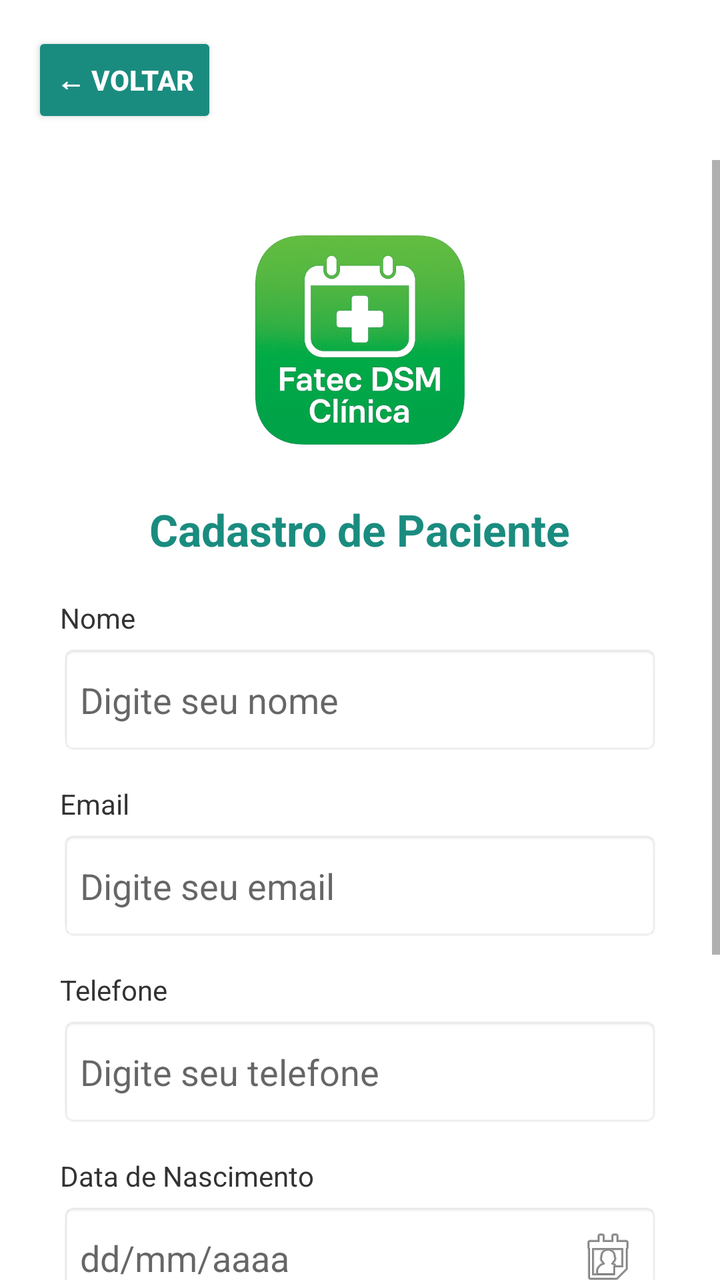
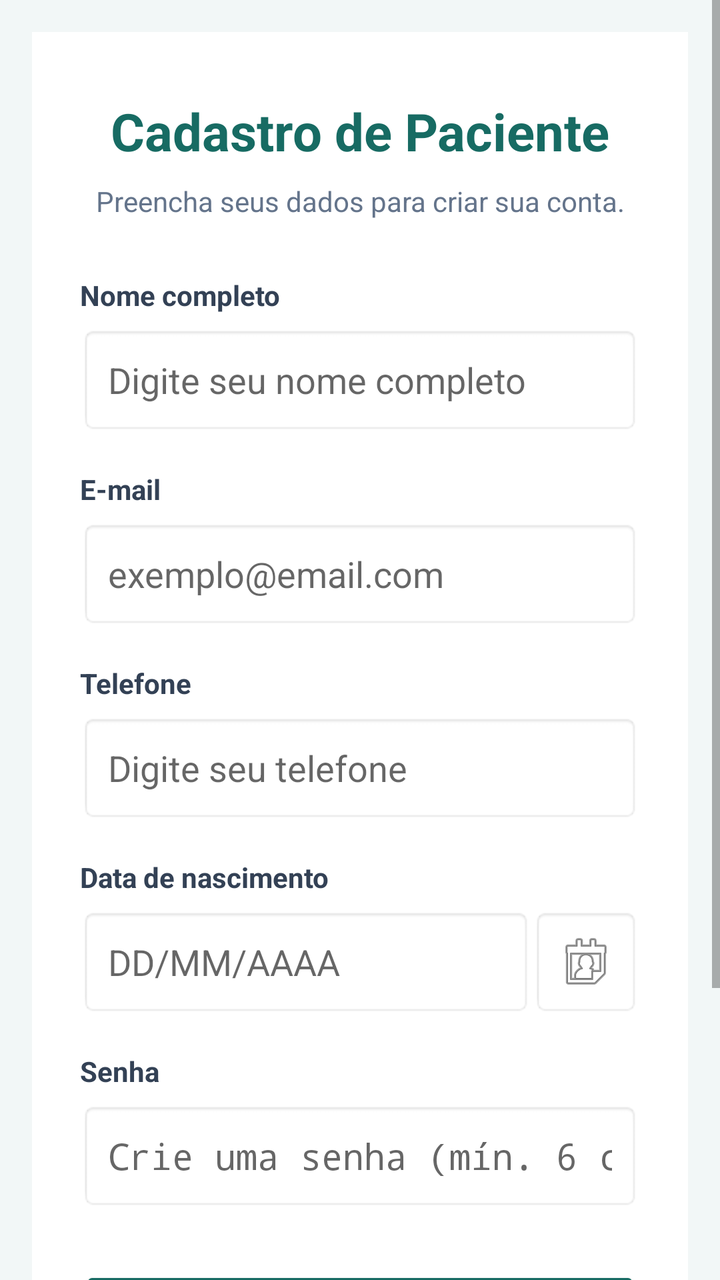

An Android layout rendered at two revisions. The XML below is the earlier revision; the diff shows what the commit changed to produce the second picture.
<!-- AndroidManifest.xml: application theme Theme.AppCompat.Light.DarkActionBar -->
<!-- res/layout/activity_main.xml -->
<?xml version="1.0" encoding="utf-8"?>
<LinearLayout xmlns:android="http://schemas.android.com/apk/res/android"
    android:layout_width="match_parent"
    android:layout_height="match_parent"
    android:orientation="vertical"
    android:background="#FFFFFF">

    
    <RelativeLayout
        android:layout_width="match_parent"
        android:layout_height="wrap_content"
        android:padding="16dp">

        <Button
            android:id="@+id/btnVoltarCadastro"
            android:layout_width="wrap_content"
            android:layout_height="wrap_content"
            android:text="← VOLTAR"
            android:backgroundTint="#1a8c7f"
            android:textColor="#FFFFFF"
            android:textStyle="bold" />
    </RelativeLayout>

    
    <ScrollView
        android:layout_width="match_parent"
        android:layout_height="0dp"
        android:layout_weight="1"
        android:fillViewport="true">

        <LinearLayout
            android:layout_width="match_parent"
            android:layout_height="wrap_content"
            android:orientation="vertical"
            android:padding="30dp"
            android:gravity="center">

            
            <ImageView
                android:layout_width="120dp"
                android:layout_height="120dp"
                android:src="@drawable/logomed"
                android:layout_marginBottom="20dp" />

            
            <TextView
                android:layout_width="wrap_content"
                android:layout_height="wrap_content"
                android:text="Cadastro de Paciente"
                android:textSize="22sp"
                android:textStyle="bold"
                android:textColor="#1a8c7f"
                android:layout_marginBottom="20dp"/>

            
            <TextView
                android:layout_width="match_parent"
                android:layout_height="wrap_content"
                android:text="Nome"
                android:textSize="14sp"
                android:textColor="#333333"
                android:layout_marginBottom="4dp"/>

            <EditText
                android:id="@+id/editNomeCadastro"
                android:layout_width="match_parent"
                android:layout_height="55dp"
                android:hint="Digite seu nome"
                android:inputType="textPersonName|textCapWords"
                android:padding="10dp"
                android:background="@android:drawable/editbox_background"
                android:layout_marginBottom="15dp" />

            
            <TextView
                android:layout_width="match_parent"
                android:layout_height="wrap_content"
                android:text="Email"
                android:textSize="14sp"
                android:textColor="#333333"
                android:layout_marginBottom="4dp"/>

            <EditText
                android:id="@+id/editEmailCadastro"
                android:layout_width="match_parent"
                android:layout_height="55dp"
                android:hint="Digite seu email"
                android:inputType="textEmailAddress"
                android:padding="10dp"
                android:background="@android:drawable/editbox_background"
                android:layout_marginBottom="15dp" />

            
            <TextView
                android:layout_width="match_parent"
                android:layout_height="wrap_content"
                android:text="Telefone"
                android:textSize="14sp"
                android:textColor="#333333"
                android:layout_marginBottom="4dp"/>

            <EditText
                android:id="@+id/editTelefoneCadastro"
                android:layout_width="match_parent"
                android:layout_height="55dp"
                android:hint="Digite seu telefone"
                android:inputType="phone"
                android:padding="10dp"
                android:background="@android:drawable/editbox_background"
                android:layout_marginBottom="15dp" />

            
            <TextView
                android:layout_width="match_parent"
                android:layout_height="wrap_content"
                android:text="Data de Nascimento"
                android:textSize="14sp"
                android:textColor="#333333"
                android:layout_marginBottom="4dp"/>

            <EditText
                android:id="@+id/editNascimentoCadastro"
                android:layout_width="match_parent"
                android:layout_height="55dp"
                android:hint="dd/mm/aaaa"
                android:inputType="none"
                android:focusable="false"
                android:clickable="true"
                android:padding="10dp"
                android:background="@android:drawable/editbox_background"
                android:drawableEnd="@android:drawable/ic_menu_my_calendar"
                android:layout_marginBottom="15dp" />

            
            <TextView
                android:layout_width="match_parent"
                android:layout_height="wrap_content"
                android:text="Senha"
                android:textSize="14sp"
                android:textColor="#333333"
                android:layout_marginBottom="4dp"/>

            <EditText
                android:id="@+id/editSenhaCadastro"
                android:layout_width="match_parent"
                android:layout_height="55dp"
                android:hint="Crie uma senha (mín. 6 dígitos)"
                android:inputType="textPassword"
                android:padding="10dp"
                android:background="@android:drawable/editbox_background"
                android:layout_marginBottom="25dp" />

            
            <Button
                android:id="@+id/btnCadastrar"
                android:layout_width="match_parent"
                android:layout_height="65dp"
                android:text="FINALIZAR CADASTRO"
                android:backgroundTint="#1a8c7f"
                android:textColor="#FFFFFF"
                android:textStyle="bold" />

        </LinearLayout>
    </ScrollView>
</LinearLayout>
<!-- resources referenced by this layout -->
<resources>
  <!-- drawable logomed: png bitmap (drawable, 172766 bytes) -->
</resources>

<!-- the commit's change to res/layout/activity_main.xml (unified diff, before → after) -->
@@ -1,165 +1,196 @@
 <?xml version="1.0" encoding="utf-8"?>
-<LinearLayout xmlns:android="http://schemas.android.com/apk/res/android"
+<ScrollView xmlns:android="http://schemas.android.com/apk/res/android"
     android:layout_width="match_parent"
     android:layout_height="match_parent"
-    android:orientation="vertical"
-    android:background="#FFFFFF">
+    android:background="#F2F7F7"
+    android:fillViewport="true"
+    android:clipToPadding="false">
 
-    
-    <RelativeLayout
+    <LinearLayout
         android:layout_width="match_parent"
         android:layout_height="wrap_content"
-        android:padding="16dp">
+        android:layout_margin="16dp"
+        android:orientation="vertical"
+        android:padding="24dp"
+        android:background="#FFFFFF">
 
-        <Button
-            android:id="@+id/btnVoltarCadastro"
-            android:layout_width="wrap_content"
+        <TextView
+            android:layout_width="match_parent"
             android:layout_height="wrap_content"
-            android:text="← VOLTAR"
-            android:backgroundTint="#1a8c7f"
-            android:textColor="#FFFFFF"
-            android:textStyle="bold" />
-    </RelativeLayout>
+            android:text="Cadastro de Paciente"
+            android:textSize="26sp"
+            android:textStyle="bold"
+            android:textColor="#176B63"
+            android:gravity="center"
+            android:layout_marginTop="8dp"
+            android:layout_marginBottom="8dp" />
 
-    
-    <ScrollView
-        android:layout_width="match_parent"
-        android:layout_height="0dp"
-        android:layout_weight="1"
-        android:fillViewport="true">
+        <TextView
+            android:layout_width="match_parent"
+            android:layout_height="wrap_content"
+            android:text="Preencha seus dados para criar sua conta."
+            android:textSize="14sp"
+            android:textColor="#64748B"
+            android:gravity="center"
+            android:layout_marginBottom="28dp" />
+
+        
+        <TextView
+            android:layout_width="match_parent"
+            android:layout_height="wrap_content"
+            android:text="Nome completo"
+            android:textSize="14sp"
+            android:textStyle="bold"
+            android:textColor="#334155"
+            android:layout_marginBottom="6dp" />
+
+        <EditText
+            android:id="@+id/editNomeCadastro"
+            android:layout_width="match_parent"
+            android:layout_height="54dp"
+            android:hint="Digite seu nome completo"
+            android:inputType="textPersonName|textCapWords"
+            android:singleLine="true"
+            android:paddingHorizontal="14dp"
+            android:background="@android:drawable/editbox_background"
+            android:layout_marginBottom="18dp" />
+
+        
+        <TextView
+            android:layout_width="match_parent"
+            android:layout_height="wrap_content"
+            android:text="E-mail"
+            android:textSize="14sp"
+            android:textStyle="bold"
+            android:textColor="#334155"
+            android:layout_marginBottom="6dp" />
+
+        <EditText
+            android:id="@+id/editEmailCadastro"
+            android:layout_width="match_parent"
+            android:layout_height="54dp"
+            android:hint="exemplo@email.com"
+            android:inputType="textEmailAddress"
+            android:singleLine="true"
+            android:paddingHorizontal="14dp"
+            android:background="@android:drawable/editbox_background"
+            android:layout_marginBottom="18dp" />
+
+        
+        <TextView
+            android:layout_width="match_parent"
+            android:layout_height="wrap_content"
+            android:text="Telefone"
+            android:textSize="14sp"
+            android:textStyle="bold"
+            android:textColor="#334155"
+            android:layout_marginBottom="6dp" />
+
+        <EditText
+            android:id="@+id/editTelefoneCadastro"
+            android:layout_width="match_parent"
+            android:layout_height="54dp"
+            android:hint="Digite seu telefone"
+            android:inputType="phone"
+            android:singleLine="true"
+            android:paddingHorizontal="14dp"
+            android:background="@android:drawable/editbox_background"
+            android:layout_marginBottom="18dp" />
+
+        
+        <TextView
+            android:layout_width="match_parent"
+            android:layout_height="wrap_content"
+            android:text="Data de nascimento"
+            android:textSize="14sp"
+            android:textStyle="bold"
+            android:textColor="#334155"
+            android:layout_marginBottom="6dp" />
 
         <LinearLayout
             android:layout_width="match_parent"
-            android:layout_height="wrap_content"
-            android:orientation="vertical"
-            android:padding="30dp"
-            android:gravity="center">
-
-            
-            <ImageView
-                android:layout_width="120dp"
-                android:layout_height="120dp"
-                android:src="@drawable/logomed"
-                android:layout_marginBottom="20dp" />
-
-            
-            <TextView
-                android:layout_width="wrap_content"
-                android:layout_height="wrap_content"
-                android:text="Cadastro de Paciente"
-                android:textSize="22sp"
-                android:textStyle="bold"
-                android:textColor="#1a8c7f"
-                android:layout_marginBottom="20dp"/>
-
-            
-            <TextView
-                android:layout_width="match_parent"
-                android:layout_height="wrap_content"
-                android:text="Nome"
-                android:textSize="14sp"
-                android:textColor="#333333"
-                android:layout_marginBottom="4dp"/>
-
-            <EditText
-                android:id="@+id/editNomeCadastro"
-                android:layout_width="match_parent"
-                android:layout_height="55dp"
-                android:hint="Digite seu nome"
-                android:inputType="textPersonName|textCapWords"
-                android:padding="10dp"
-                android:background="@android:drawable/editbox_background"
-                android:layout_marginBottom="15dp" />
-
-            
-            <TextView
-                android:layout_width="match_parent"
-                android:layout_height="wrap_content"
-                android:text="Email"
-                android:textSize="14sp"
-                android:textColor="#333333"
-                android:layout_marginBottom="4dp"/>
-
-            <EditText
-                android:id="@+id/editEmailCadastro"
-                android:layout_width="match_parent"
-                android:layout_height="55dp"
-                android:hint="Digite seu email"
-                android:inputType="textEmailAddress"
-                android:padding="10dp"
-                android:background="@android:drawable/editbox_background"
-                android:layout_marginBottom="15dp" />
-
-            
-            <TextView
-                android:layout_width="match_parent"
-                android:layout_height="wrap_content"
-                android:text="Telefone"
-                android:textSize="14sp"
-                android:textColor="#333333"
-                android:layout_marginBottom="4dp"/>
-
-            <EditText
-                android:id="@+id/editTelefoneCadastro"
-                android:layout_width="match_parent"
-                android:layout_height="55dp"
-                android:hint="Digite seu telefone"
-                android:inputType="phone"
-                android:padding="10dp"
-                android:background="@android:drawable/editbox_background"
-                android:layout_marginBottom="15dp" />
-
-            
-            <TextView
-                android:layout_width="match_parent"
-                android:layout_height="wrap_content"
-                android:text="Data de Nascimento"
-                android:textSize="14sp"
-                android:textColor="#333333"
-                android:layout_marginBottom="4dp"/>
+            android:layout_height="54dp"
+            android:orientation="horizontal"
+            android:layout_marginBottom="18dp">
 
             <EditText
                 android:id="@+id/editNascimentoCadastro"
-                android:layout_width="match_parent"
-                android:layout_height="55dp"
-                android:hint="dd/mm/aaaa"
-                android:inputType="none"
-                android:focusable="false"
-                android:clickable="true"
-                android:padding="10dp"
+                android:layout_width="0dp"
+                android:layout_height="match_parent"
+                android:layout_weight="1"
+                android:hint="DD/MM/AAAA"
+                android:inputType="number"
+                android:singleLine="true"
+                android:maxLength="10"
+                android:paddingHorizontal="14dp"
+                android:background="@android:drawable/editbox_background" />
+
+            <ImageButton
+                android:id="@+id/btnCalendarioNascimento"
+                android:layout_width="54dp"
+                android:layout_height="match_parent"
+                android:src="@android:drawable/ic_menu_my_calendar"
+                android:contentDescription="Abrir calendário de nascimento"
                 android:background="@android:drawable/editbox_background"
-                android:drawableEnd="@android:drawable/ic_menu_my_calendar"
-                android:layout_marginBottom="15dp" />
-
-            
-            <TextView
-                android:layout_width="match_parent"
-                android:layout_height="wrap_content"
-                android:text="Senha"
-                android:textSize="14sp"
-                android:textColor="#333333"
-                android:layout_marginBottom="4dp"/>
-
-            <EditText
-                android:id="@+id/editSenhaCadastro"
-                android:layout_width="match_parent"
-                android:layout_height="55dp"
-                android:hint="Crie uma senha (mín. 6 dígitos)"
-                android:inputType="textPassword"
-                android:padding="10dp"
-                android:background="@android:drawable/editbox_background"
-                android:layout_marginBottom="25dp" />
-
-            
-            <Button
-                android:id="@+id/btnCadastrar"
-                android:layout_width="match_parent"
-                android:layout_height="65dp"
-                android:text="FINALIZAR CADASTRO"
-                android:backgroundTint="#1a8c7f"
-                android:textColor="#FFFFFF"
-                android:textStyle="bold" />
+                android:scaleType="center"
+                android:padding="12dp" />
 
         </LinearLayout>
-    </ScrollView>
-</LinearLayout>
+
+        
+        <TextView
+            android:layout_width="match_parent"
+            android:layout_height="wrap_content"
+            android:text="Senha"
+            android:textSize="14sp"
+            android:textStyle="bold"
+            android:textColor="#334155"
+            android:layout_marginBottom="6dp" />
+
+        <EditText
+            android:id="@+id/editSenhaCadastro"
+            android:layout_width="match_parent"
+            android:layout_height="54dp"
+            android:hint="Crie uma senha (m&#237;n. 6 caracteres)"
+            android:inputType="textPassword"
+            android:singleLine="true"
+            android:paddingHorizontal="14dp"
+            android:background="@android:drawable/editbox_background"
+            android:layout_marginBottom="28dp" />
+
+        
+        <Button
+            android:id="@+id/btnCadastrar"
+            android:layout_width="match_parent"
+            android:layout_height="58dp"
+            android:text="FINALIZAR CADASTRO"
+            android:textColor="#FFFFFF"
+            android:textStyle="bold"
+            android:textSize="14sp"
+            android:backgroundTint="#176B63"
+            android:layout_marginBottom="12dp" />
+
+        
+        <Button
+            android:id="@+id/btnVoltarCadastro"
+            android:layout_width="match_parent"
+            android:layout_height="54dp"
+            android:text="&#8592; VOLTAR"
+            android:textColor="#176B63"
+            android:textStyle="bold"
+            android:textSize="14sp"
+            android:backgroundTint="#E4F1EF" />
+
+        <TextView
+            android:layout_width="match_parent"
+            android:layout_height="wrap_content"
+            android:text="Cl&#237;nica M&#233;dica Vida Plus"
+            android:textSize="12sp"
+            android:textColor="#94A3B8"
+            android:gravity="center"
+            android:layout_marginTop="24dp"
+            android:layout_marginBottom="8dp" />
+
+    </LinearLayout>
+
+</ScrollView>
<!-- resource entries referenced after the edit -->
@@ -1,5 +1,5 @@
 <!-- resources referenced by this layout -->
 <resources>
-  <!-- drawable logomed: png bitmap (drawable, 172766 bytes) -->
+
 </resources>
 
